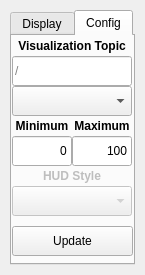
First picture: the form in resource/GenericHUD.ui, repository qutas/rqt_generic_hud, before the edit.
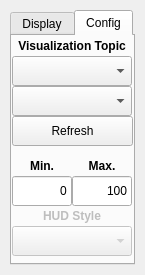
Second picture: the form after the edit. The open tabs and pages were chosen to show the change.

Patch:
```diff
--- a/resource/GenericHUD.ui
+++ b/resource/GenericHUD.ui
@@ -125,7 +125,7 @@
      <property name="geometry">
       <rect>
        <x>60</x>
-       <y>100</y>
+       <y>140</y>
        <width>60</width>
        <height>30</height>
       </rect>
@@ -147,7 +147,7 @@
      <property name="geometry">
       <rect>
        <x>0</x>
-       <y>130</y>
+       <y>170</y>
        <width>120</width>
        <height>20</height>
       </rect>
@@ -169,7 +169,7 @@
      <property name="geometry">
       <rect>
        <x>0</x>
-       <y>100</y>
+       <y>140</y>
        <width>60</width>
        <height>30</height>
       </rect>
@@ -213,39 +213,23 @@
      <property name="geometry">
       <rect>
        <x>0</x>
-       <y>190</y>
+       <y>80</y>
        <width>121</width>
        <height>30</height>
       </rect>
      </property>
      <property name="text">
-      <string>Update</string>
+      <string>Refresh</string>
      </property>
      <property name="default">
       <bool>false</bool>
      </property>
     </widget>
-    <widget class="QLineEdit" name="textbox_topic_name">
-     <property name="geometry">
-      <rect>
-       <x>0</x>
-       <y>20</y>
-       <width>120</width>
-       <height>30</height>
-      </rect>
-     </property>
-     <property name="text">
-      <string/>
-     </property>
-     <property name="placeholderText">
-      <string>/</string>
-     </property>
-    </widget>
     <widget class="QLabel" name="label_value_max">
      <property name="geometry">
       <rect>
        <x>60</x>
-       <y>80</y>
+       <y>120</y>
        <width>60</width>
        <height>20</height>
       </rect>
@@ -257,7 +241,7 @@
       </font>
      </property>
      <property name="text">
-      <string>Maximum</string>
+      <string>Max.</string>
      </property>
      <property name="alignment">
       <set>Qt::AlignCenter</set>
@@ -267,7 +251,7 @@
      <property name="geometry">
       <rect>
        <x>0</x>
-       <y>80</y>
+       <y>120</y>
        <width>60</width>
        <height>20</height>
       </rect>
@@ -279,7 +263,7 @@
       </font>
      </property>
      <property name="text">
-      <string>Minimum</string>
+      <string>Min.</string>
      </property>
      <property name="alignment">
       <set>Qt::AlignCenter</set>
@@ -292,7 +276,17 @@
      <property name="geometry">
       <rect>
        <x>0</x>
-       <y>150</y>
+       <y>190</y>
+       <width>120</width>
+       <height>30</height>
+      </rect>
+     </property>
+    </widget>
+    <widget class="QComboBox" name="combo_topic_list">
+     <property name="geometry">
+      <rect>
+       <x>0</x>
+       <y>20</y>
        <width>120</width>
        <height>30</height>
       </rect>
```
Left out of the diff: 10 changed lines with no effect on the pictures.
